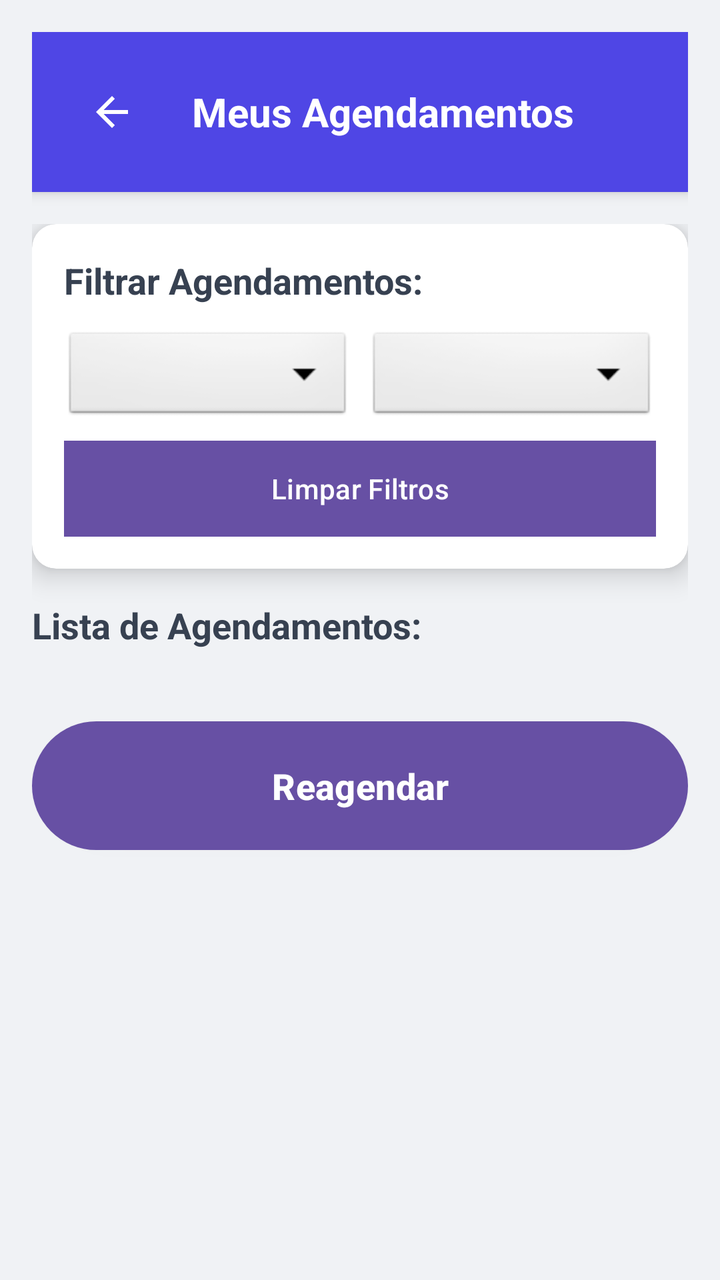
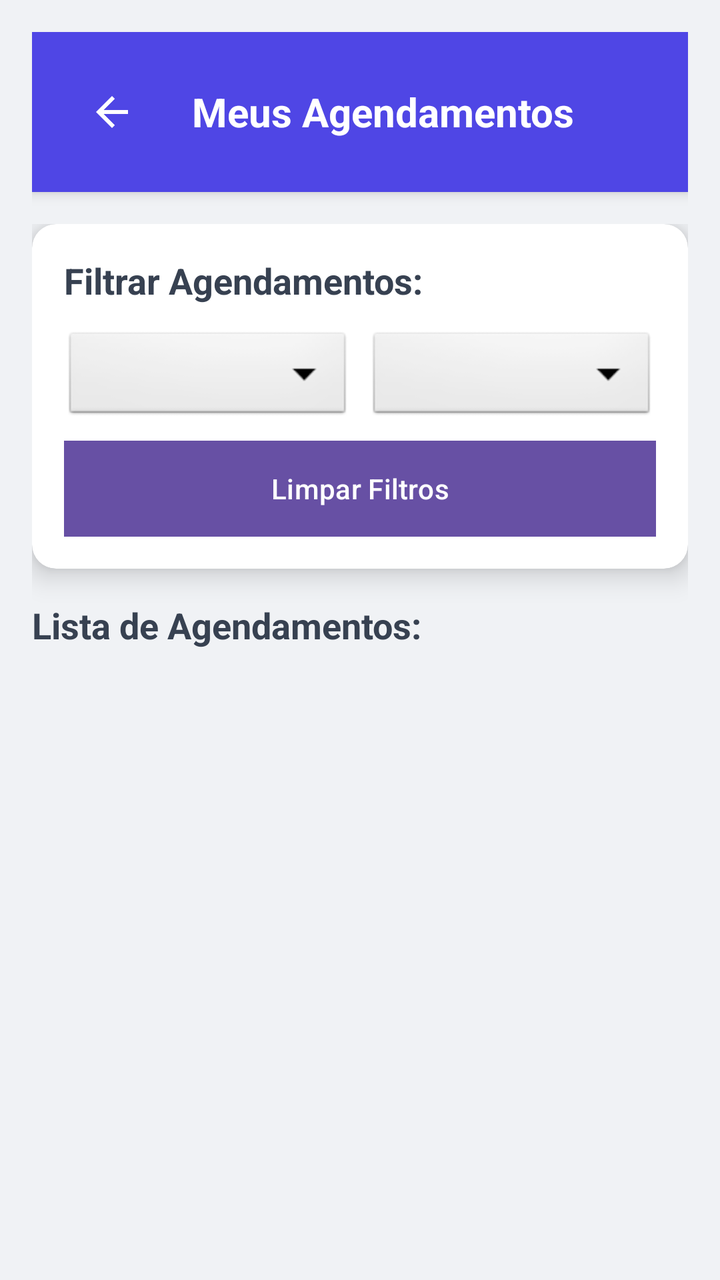

Before-and-after screenshots of an Android layout around one commit, followed by the original layout XML and the change that was made.
<!-- AndroidManifest.xml: application theme Theme.SmartApp -->
<!-- res/layout/gerenciar_agendamento.xml -->
<?xml version="1.0" encoding="utf-8"?>
<LinearLayout xmlns:android="http://schemas.android.com/apk/res/android"
    xmlns:app="http://schemas.android.com/apk/res-auto"
    xmlns:tools="http://schemas.android.com/tools"
    android:layout_width="match_parent"
    android:layout_height="match_parent"
    android:background="#F0F2F5"
    android:orientation="vertical"
    android:padding="16dp">

    
    <LinearLayout
        android:id="@+id/header"
        android:layout_width="match_parent"
        android:layout_height="wrap_content"
        android:background="#4F46E5"
        android:elevation="4dp"
        android:padding="16dp"
        android:gravity="center_vertical">

        <ImageButton
            android:id="@+id/btnvoltaragendamento"
            android:layout_width="48dp"
            android:layout_height="48dp"
            android:background="?attr/selectableItemBackgroundBorderless"
            android:contentDescription="gere2"
            android:src="@drawable/ic_arrow_back"
            app:tint="#FFFFFF" />

        <TextView
            android:id="@+id/title"
            android:layout_width="0dp"
            android:layout_height="wrap_content"
            android:layout_weight="1"
            android:layout_marginStart="16dp"
            android:text="Meus Agendamentos"
            android:textColor="#FFFFFF"
            android:textSize="20sp"
            android:textStyle="bold" />
    </LinearLayout>

    <ScrollView
        android:layout_width="match_parent"
        android:layout_height="0dp"
        android:layout_weight="1"
        android:paddingTop="16dp">

        <LinearLayout
            android:layout_width="match_parent"
            android:layout_height="wrap_content"
            android:orientation="vertical">

            
            <androidx.cardview.widget.CardView
                android:layout_width="match_parent"
                android:layout_height="wrap_content"
                android:layout_marginBottom="16dp"
                app:cardCornerRadius="12dp"
                app:cardElevation="8dp"
                app:cardBackgroundColor="#FFFFFF">

                <LinearLayout
                    android:layout_width="match_parent"
                    android:layout_height="wrap_content"
                    android:orientation="vertical"
                    android:padding="16dp">

                    <TextView
                        android:layout_width="match_parent"
                        android:layout_height="wrap_content"
                        android:text="Filtrar Agendamentos:"
                        android:textColor="#374151"
                        android:textSize="18sp"
                        android:textStyle="bold"
                        android:layout_marginBottom="12dp"/>

                    <LinearLayout
                        android:layout_width="match_parent"
                        android:layout_height="wrap_content"
                        android:orientation="horizontal"
                        android:weightSum="2">

                        <Spinner
                            android:id="@+id/statusFilter"
                            android:layout_width="0dp"
                            android:layout_height="48dp"
                            android:layout_weight="1"
                            android:paddingStart="12dp"
                            android:paddingEnd="12dp"
                            android:background="@android:drawable/btn_dropdown"
                            android:spinnerMode="dropdown"/>

                        <Spinner
                            android:id="@+id/periodFilter"
                            android:layout_width="0dp"
                            android:layout_height="48dp"
                            android:layout_weight="1"
                            android:paddingStart="12dp"
                            android:paddingEnd="12dp"
                            android:layout_marginStart="8dp"
                            android:background="@android:drawable/btn_dropdown"
                            android:spinnerMode="dropdown"/>
                    </LinearLayout>

                    <Button
                        android:id="@+id/clearFilterButton"
                        android:layout_width="match_parent"
                        android:layout_height="48dp"
                        android:layout_marginTop="8dp"
                        android:background="#E5E7EB"
                        android:text="Limpar Filtros"
                        android:textColor="@color/white"
                        android:drawableStart="@drawable/ic_eraser"
                        android:drawableTint="#4B5563"
                        android:drawablePadding="8dp"/>
                </LinearLayout>
            </androidx.cardview.widget.CardView>

            
            <TextView
                android:layout_width="match_parent"
                android:layout_height="wrap_content"
                android:text="Lista de Agendamentos:"
                android:textColor="#374151"
                android:textSize="18sp"
                android:textStyle="bold"
                android:layout_marginBottom="12dp"/>

            <LinearLayout
                android:layout_width="match_parent"
                android:layout_height="wrap_content"
                android:orientation="vertical"
                android:background="@color/light_gray"
                android:padding="8dp">

                <androidx.recyclerview.widget.RecyclerView
                    android:id="@+id/rvAgendamentosCategories"
                    android:layout_width="match_parent"
                    android:layout_height="wrap_content"
                    tools:listitem="@layout/item_agendamento"
                    tools:itemCount="1"
                    app:spanCount="1"
                    tools:layoutManager="LinearLayoutManager"
                    tools:orientation="vertical"/>
            </LinearLayout>

            
            <androidx.cardview.widget.CardView
                android:layout_width="match_parent"
                android:layout_height="wrap_content"
                app:cardCornerRadius="50dp"
                app:cardElevation="2dp"
                android:layout_marginTop="8dp"
                android:layout_marginBottom="8dp">

                <Button
                    android:id="@+id/btnReagendar"
                    android:layout_width="match_parent"
                    android:layout_height="wrap_content"
                    android:text="Reagendar"
                    android:background="#4CAF50"
                    android:textColor="@android:color/white"
                    android:textSize="18sp"
                    android:textStyle="bold"
                    android:padding="16dp"
                    android:drawableStart="@drawable/ic_calendar"
                    android:drawablePadding="8dp"
                    android:stateListAnimator="@null"/>
            </androidx.cardview.widget.CardView>

            <TextView
                android:id="@+id/emptyMessage"
                android:layout_width="match_parent"
                android:layout_height="wrap_content"
                android:text="Nenhum agendamento encontrado"
                android:textColor="#6B7280"
                android:gravity="center"
                android:padding="32dp"
                android:visibility="gone"/>
        </LinearLayout>
    </ScrollView>

    
    <androidx.cardview.widget.CardView
        android:id="@+id/messageModal"
        android:layout_width="300dp"
        android:layout_height="wrap_content"
        android:layout_gravity="center"
        android:visibility="gone"
        app:cardCornerRadius="16dp"
        app:cardElevation="24dp"
        app:cardBackgroundColor="#FFFFFF">

        <LinearLayout
            android:layout_width="match_parent"
            android:layout_height="wrap_content"
            android:orientation="vertical"
            android:padding="24dp"
            android:gravity="center">

            <TextView
                android:id="@+id/messageIcon"
                android:layout_width="wrap_content"
                android:layout_height="wrap_content"
                android:textSize="48sp"
                android:layout_marginBottom="16dp"
                android:textColor="#4F46E5"/>

            <TextView
                android:id="@+id/messageTitle"
                android:layout_width="match_parent"
                android:layout_height="wrap_content"
                android:textSize="24sp"
                android:textStyle="bold"
                android:gravity="center"
                android:textColor="#374151"
                android:layout_marginBottom="8dp"/>

            <TextView
                android:id="@+id/messageText"
                android:layout_width="match_parent"
                android:layout_height="wrap_content"
                android:textSize="16sp"
                android:gravity="center"
                android:textColor="#6B7280"
                android:layout_marginBottom="24dp"/>

            <Button
                android:id="@+id/okButton"
                android:layout_width="match_parent"
                android:layout_height="48dp"
                android:text="OK"
                android:background="#4F46E5"
                android:textColor="#FFFFFF"/>
        </LinearLayout>
    </androidx.cardview.widget.CardView>
</LinearLayout>
<!-- res/layout/item_agendamento.xml (included above) -->
<androidx.cardview.widget.CardView xmlns:android="http://schemas.android.com/apk/res/android"
    xmlns:app="http://schemas.android.com/apk/res-auto"
    android:layout_width="match_parent"
    android:layout_height="wrap_content"
    android:layout_marginBottom="16dp"
    app:cardCornerRadius="12dp"
    app:cardElevation="4dp"
    app:cardBackgroundColor="@color/white">

    <LinearLayout
        android:layout_width="match_parent"
        android:layout_height="wrap_content"
        android:orientation="vertical"
        android:padding="16dp"
        android:background="@color/white">

        
        <TextView
            android:id="@+id/nome"
            android:layout_width="match_parent"
            android:layout_height="wrap_content"
            android:text="Maria Cabeleireira"
            android:textColor="@android:color/black"
            android:textSize="18sp"
            android:textStyle="bold"/>

        
        <TextView
            android:id="@+id/servico"
            android:layout_width="match_parent"
            android:layout_height="wrap_content"
            android:layout_marginTop="8dp"
            android:text="Corte Feminino"
            android:textColor="@android:color/black"
            android:textSize="16sp"/>

        
        <LinearLayout
            android:layout_width="match_parent"
            android:layout_height="wrap_content"
            android:layout_marginTop="8dp"
            android:orientation="horizontal">

            <TextView
                android:id="@+id/data"
                android:layout_width="0dp"
                android:layout_height="wrap_content"
                android:layout_weight="1"
                android:text="Data:"
                android:textColor="@android:color/black"
                android:textStyle="bold"/>

            <TextView
                android:layout_width="0dp"
                android:layout_height="wrap_content"
                android:layout_weight="1"
                android:text="25/10/2023"
                android:textColor="@android:color/black"/>

            <TextView
                android:id="@+id/hora"
                android:layout_width="0dp"
                android:layout_height="wrap_content"
                android:layout_weight="1"
                android:text="Hora:"
                android:textColor="@android:color/black"
                android:textStyle="bold"/>

            <TextView
                android:layout_width="0dp"
                android:layout_height="wrap_content"
                android:layout_weight="1"
                android:text="14:00"
                android:textColor="@android:color/black"/>
        </LinearLayout>

        
        <TextView
            android:id="@+id/valor"
            android:layout_width="match_parent"
            android:layout_height="wrap_content"
            android:layout_marginTop="16dp"
            android:text="Valor: R$ 60,00"
            android:textColor="@android:color/black"
            android:textSize="16sp"
            android:textStyle="bold"/>

        
        <LinearLayout
            android:layout_width="match_parent"
            android:layout_height="wrap_content"
            android:layout_marginTop="16dp"
            android:orientation="horizontal"
            android:gravity="center_vertical">

            <View
                android:layout_width="12dp"
                android:layout_height="12dp"
                android:background="@android:color/black"
                android:backgroundTint="@color/black"
                android:backgroundTintMode="multiply"/>

            <TextView
                android:layout_width="wrap_content"
                android:layout_height="wrap_content"
                android:layout_marginStart="8dp"
                android:text="Confirmado"
                android:textColor="@android:color/black"
                android:textSize="14sp"/>
        </LinearLayout>
    </LinearLayout>
</androidx.cardview.widget.CardView>
<!-- resources referenced by this layout -->
<resources>
  <color name="black">#FF000000</color>
  <color name="light_gray">#F0F2F5</color>
  <color name="white">#FFFFFFFF</color>
  <!-- drawable ic_arrow_back (drawable) -->
  <vector xmlns:android="http://schemas.android.com/apk/res/android"
      android:width="24dp"
      android:height="24dp"
      android:viewportWidth="24"
      android:viewportHeight="24">
      <path android:fillColor="#FFFFFF" android:pathData="M20,11H7.83l5.59,-5.59L12,4l-8,8 8,8 1.41,-1.41L7.83,13H20v-2z"/>
  </vector>
  <!-- drawable ic_calendar (drawable) -->
  <vector xmlns:android="http://schemas.android.com/apk/res/android"
      android:width="24dp"
      android:height="24dp"
      android:viewportWidth="24"
      android:viewportHeight="24">
      <path
          android:fillColor="#FF000000"
          android:pathData="M19,4h-1V2h-2v2H8V2H6v2H5c-1.11,0 -1.99,0.9 -1.99,2L3,20c0,1.1 0.89,2 2,2h14c1.1,0 2,-0.9 2,-2V6c0,-1.1 -0.9,-2 -2,-2zM19,20H5V9h14V20zM19,7H5V5h14V7zM9,13H7v-2h2V13zM13,13h-2v-2h2V13zM17,13h-2v-2h2V13zM9,17H7v-2h2V17zM13,17h-2v-2h2V17z"/>
  </vector>
  <!-- drawable ic_eraser (drawable) -->
  <vector xmlns:android="http://schemas.android.com/apk/res/android" android:height="24dp" android:tint="#000000" android:viewportHeight="960" android:viewportWidth="960" android:width="24dp">
        
      <path android:fillColor="@android:color/white" android:pathData="M376,660L480,556L584,660L640,604L536,500L640,396L584,340L480,444L376,340L320,396L424,500L320,604L376,660ZM280,840Q247,840 223.5,816.5Q200,793 200,760L200,240L160,240L160,160L360,160L360,120L600,120L600,160L800,160L800,240L760,240L760,760Q760,793 736.5,816.5Q713,840 680,840L280,840ZM680,240L280,240L280,760Q280,760 280,760Q280,760 280,760L680,760Q680,760 680,760Q680,760 680,760L680,240ZM280,240L280,240L280,760Q280,760 280,760Q280,760 280,760L280,760Q280,760 280,760Q280,760 280,760L280,240Z"/>
      
  </vector>
  <style name="Theme.SmartApp" parent="Base.Theme.SmartApp" />
  <style name="Base.Theme.SmartApp" parent="Theme.Material3.DayNight.NoActionBar" />
</resources>

<!-- the commit's change to res/layout/gerenciar_agendamento.xml (unified diff, before → after) -->
@@ -151,22 +151,7 @@
                 app:cardCornerRadius="50dp"
                 app:cardElevation="2dp"
                 android:layout_marginTop="8dp"
-                android:layout_marginBottom="8dp">
-
-                <Button
-                    android:id="@+id/btnReagendar"
-                    android:layout_width="match_parent"
-                    android:layout_height="wrap_content"
-                    android:text="Reagendar"
-                    android:background="#4CAF50"
-                    android:textColor="@android:color/white"
-                    android:textSize="18sp"
-                    android:textStyle="bold"
-                    android:padding="16dp"
-                    android:drawableStart="@drawable/ic_calendar"
-                    android:drawablePadding="8dp"
-                    android:stateListAnimator="@null"/>
-            </androidx.cardview.widget.CardView>
+                android:layout_marginBottom="8dp"/>
 
             <TextView
                 android:id="@+id/emptyMessage"
@@ -345,6 +330,20 @@
                 android:text="Confirmado"
                 android:textColor="@android:color/black"
                 android:textSize="14sp"/>
+
+            <Button
+                android:id="@+id/btnReagendar"
+                android:layout_width="match_parent"
+                android:layout_height="wrap_content"
+                android:text="Reagendar"
+                android:background="#4CAF50"
+                android:textColor="@android:color/white"
+                android:textSize="18sp"
+                android:textStyle="bold"
+                android:padding="16dp"
+                android:drawableStart="@drawable/ic_calendar"
+                android:drawablePadding="8dp"
+                android:stateListAnimator="@null"/>
         </LinearLayout>
     </LinearLayout>
 </androidx.cardview.widget.CardView>
